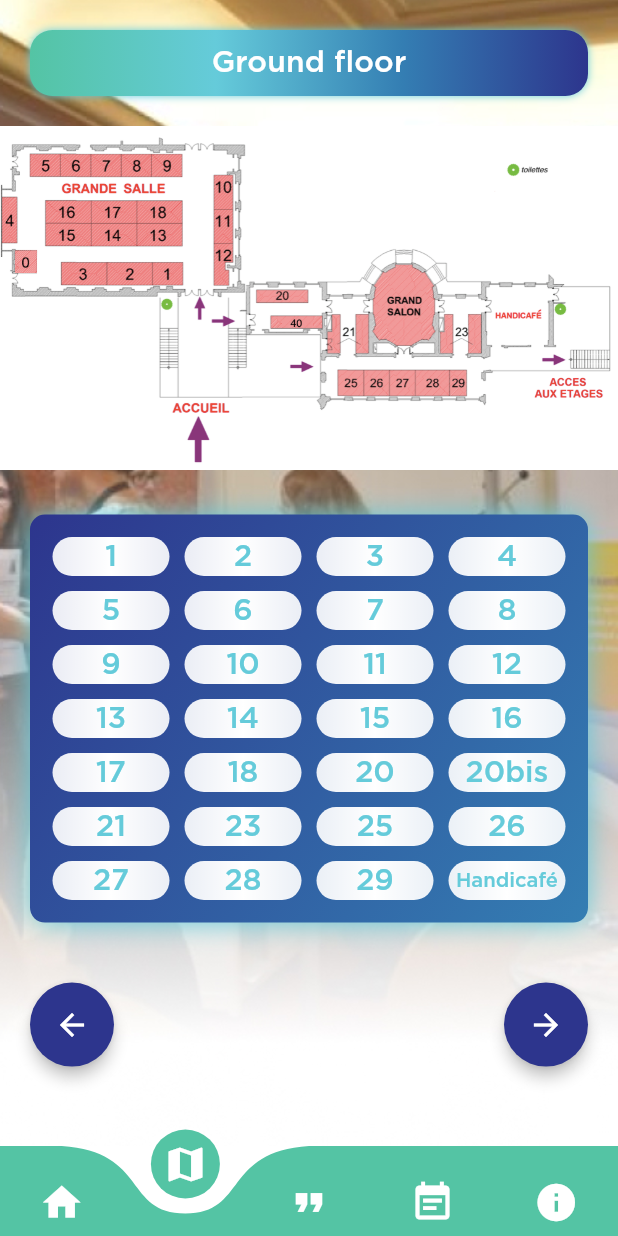
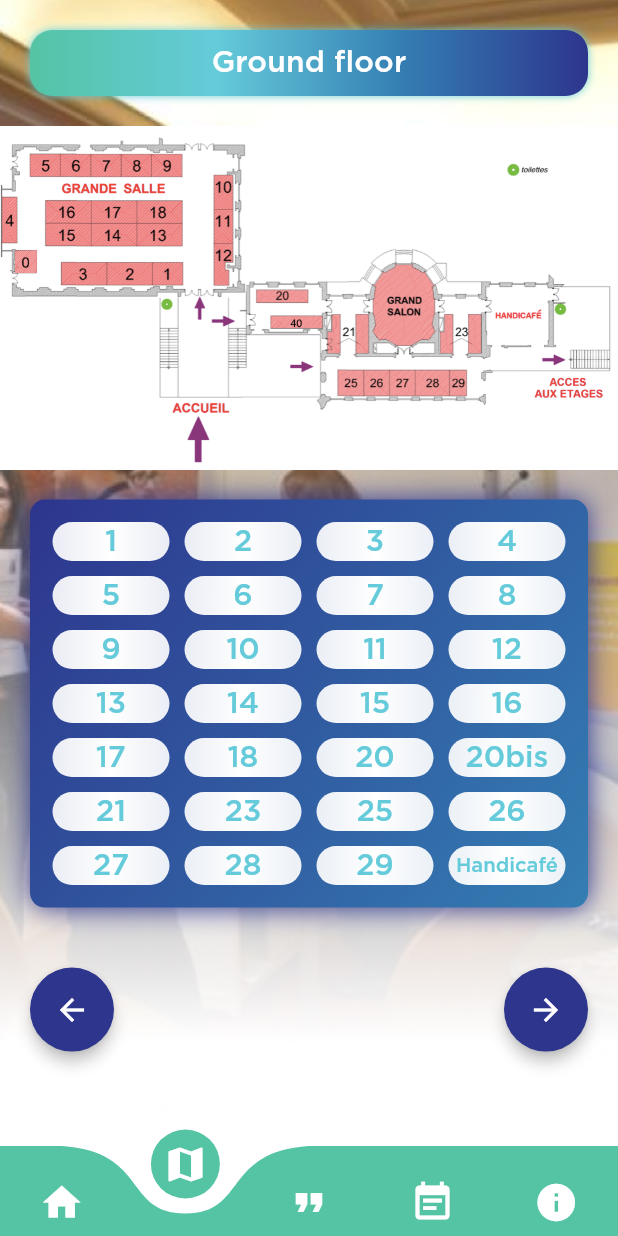
Before and after one commit to fouques1u/ForumHorizonChimie2020, a Flutter app: the screen it shows after launch, after a tap on "Firms", after a tap on "Ground floor", on a phone screen of 412 x 824 dp. Run offline on Flutter 3.47's test engine with Material 2 defaults, Android fonts, the phone set to English and light mode, and no system bars; drawn by our look-alikes of curved_navigation_bar; our stand-ins replace cloud_firestore, device_info, fluttertoast, font_awesome_flutter; accounts and stored records are empty.

Commit message:
Design fix

```diff
--- a/lib/screens/cv_screen.dart
+++ b/lib/screens/cv_screen.dart
@@ -344,7 +344,7 @@ class _CvScreenState extends State<CvScreen> {
                   BoxShadow(
                     blurRadius: 15.0,
                     spreadRadius: 0.0,
-                    color: lightBlueColor,
+                    color: darkBlueColor,
                   )
                 ],
                 gradient: LinearGradient(
--- a/lib/screens/map_pages/first_floor.dart
+++ b/lib/screens/map_pages/first_floor.dart
@@ -75,9 +75,6 @@ class FirstFloorPage extends StatelessWidget {
             alignment: Alignment.center,
             child: Image.asset("assets/images/plan_rdc.png"),
           ),
-          SizedBox(
-            height: 10,
-          ),
           Container(
             margin: EdgeInsets.all(20),
             width: double.infinity,
@@ -95,8 +92,7 @@ class FirstFloorPage extends StatelessWidget {
                 BoxShadow(
                   blurRadius: 15.0,
                   spreadRadius: 0.0,
-                  color: lightBlueColor,
-                  //offset: Offset.fromDirection(1),  See nike shop speed code vid.
+                  color: darkBlueColor,
                 )
               ],
               shape: BoxShape.rectangle,
--- a/lib/screens/map_pages/third_floor.dart
+++ b/lib/screens/map_pages/third_floor.dart
@@ -75,7 +75,10 @@ class ThirdFloorPage extends StatelessWidget {
               ),
               boxShadow: [
                 BoxShadow(
-                    blurRadius: 15.0, spreadRadius: 0.0, color: lightBlueColor)
+                  blurRadius: 15.0,
+                  spreadRadius: 0.0,
+                  color: darkBlueColor,
+                )
               ],
               shape: BoxShape.rectangle,
               color: darkBlueColor,
--- a/lib/screens/options_screen.dart
+++ b/lib/screens/options_screen.dart
@@ -79,7 +79,7 @@ class OptionsScreen extends StatelessWidget {
                 BoxShadow(
                   blurRadius: 15.0,
                   spreadRadius: 0.0,
-                  color: lightBlueColor,
+                  color: darkBlueColor,
                 )
               ],
             ),
--- a/lib/widgets/conference_widget.dart
+++ b/lib/widgets/conference_widget.dart
@@ -31,8 +31,7 @@ class ConferenceWidget extends StatelessWidget {
             BoxShadow(
               blurRadius: 15.0,
               spreadRadius: 0.0,
-              color: lightBlueColor,
-              //offset: Offset.fromDirection(1),  See nike shop speed code vid.
+              color: darkBlueColor,
             )
           ],
           shape: BoxShape.rectangle,
--- a/lib/widgets/grid_tile_classic.dart
+++ b/lib/widgets/grid_tile_classic.dart
@@ -21,6 +21,27 @@ class GridTileClassic extends StatelessWidget {
       case 'firms':
         icon = Icon(
           Icons.map,
+          color: Colors.white,
+          size: 20,
+        );
+        break;
+      case 'ground_floor':
+        icon = Icon(
+          Icons.filter_1,
+          color: Colors.white,
+          size: 20,
+        );
+        break;
+      case 'second_floor':
+        icon = Icon(
+          Icons.filter_3,
+          color: Colors.white,
+          size: 20,
+        );
+        break;
+      case 'first_floor':
+        icon = Icon(
+          Icons.filter_2,
           color: Colors.white,
           size: 20,
         );
@@ -57,7 +78,7 @@ class GridTileClassic extends StatelessWidget {
         onTapFunction();
       },
       child: Container(
-        padding: EdgeInsets.all(15),
+        padding: EdgeInsets.all(10),
         height: height,
         child: FittedBox(
           alignment: Alignment.centerLeft,
@@ -67,7 +88,9 @@ class GridTileClassic extends StatelessWidget {
             crossAxisAlignment: CrossAxisAlignment.center,
             children: <Widget>[
               icon,
-              SizedBox(width: 10,),
+              SizedBox(
+                width: 10,
+              ),
               Text(
                 AppLocalizations.of(context).translate(textCode),
                 style: Theme.of(context).textTheme.body1,
```
Also changed, not shown: lib/screens/map_pages/second_floor.dart (+19 -13 lines).
